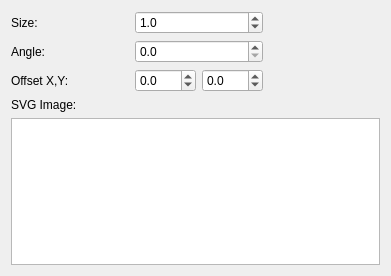
Above: qgis/src/ui/symbollayer/widget_svgmarker.ui from sourcepole/qgis before the change. Below: the same form after it.
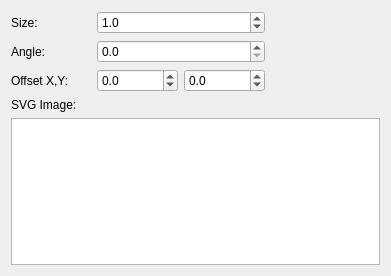
That is the form after the change.

Patch:
```diff
--- a/qgis/src/ui/symbollayer/widget_svgmarker.ui
+++ b/qgis/src/ui/symbollayer/widget_svgmarker.ui
@@ -70,7 +70,10 @@
           <number>1</number>
          </property>
          <property name="minimum">
-          <double>-100.000000000000000</double>
+          <double>-100000.000000000000000</double>
+         </property>
+         <property name="maximum">
+          <double>100000.000000000000000</double>
          </property>
         </widget>
        </item>
@@ -80,7 +83,10 @@
           <number>1</number>
          </property>
          <property name="minimum">
-          <double>-100.000000000000000</double>
+          <double>-100000.000000000000000</double>
+         </property>
+         <property name="maximum">
+          <double>100000.000000000000000</double>
          </property>
         </widget>
        </item>
@@ -104,6 +110,9 @@
        <property name="decimals">
         <number>1</number>
        </property>
+       <property name="maximum">
+        <double>100000.000000000000000</double>
+       </property>
        <property name="value">
         <double>1.000000000000000</double>
        </property>
```
